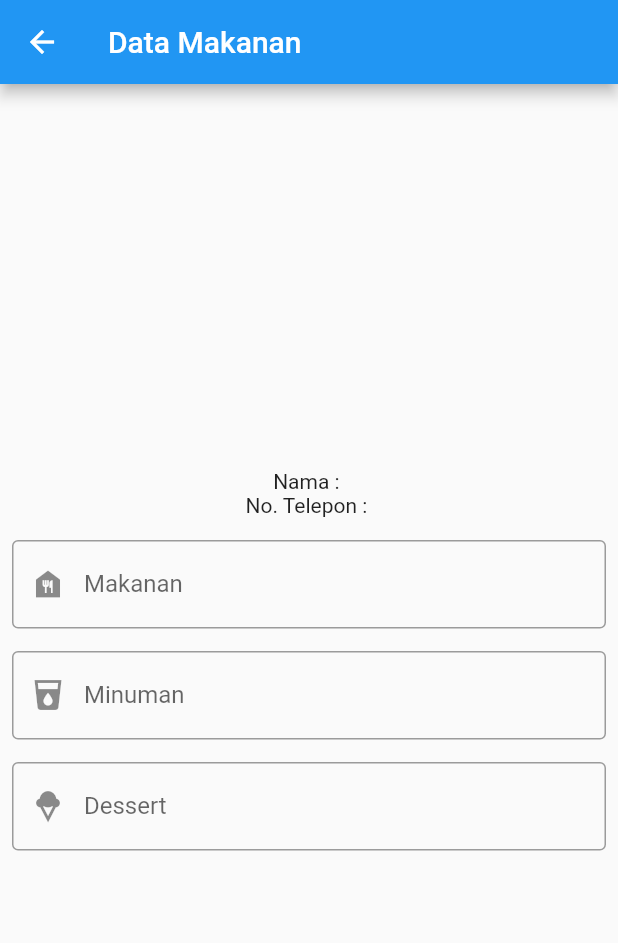
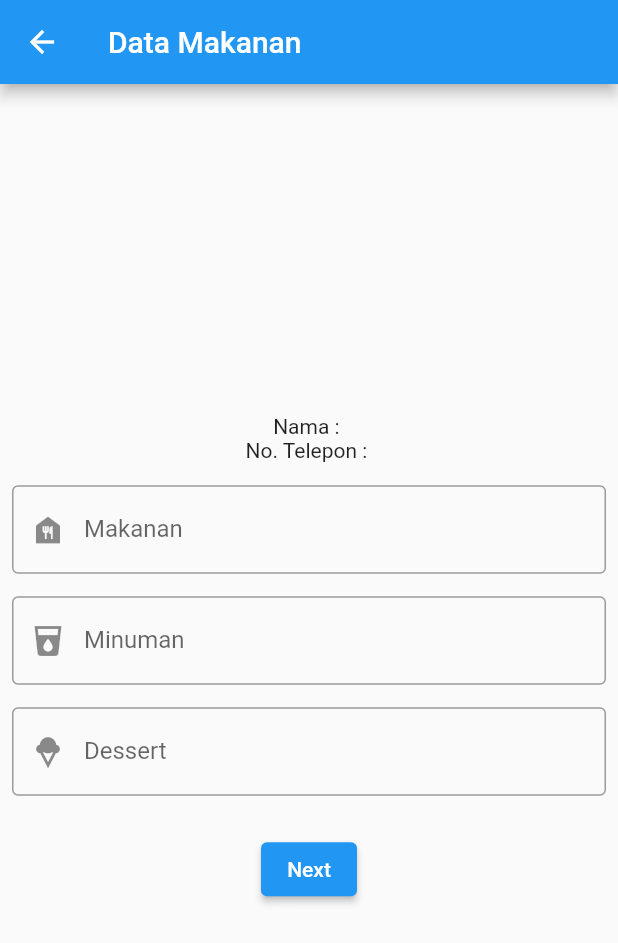
Before and after one commit to sarahannata/FaseOne_139, a Flutter app: the MakananScreen screen opened directly with empty values, on a phone screen of 412 x 824 dp. Shown: the top 943 px of the screen. Run offline on Flutter 3.47's test engine with Material 2 defaults, Android fonts, the phone set to English and light mode, and no system bars; network calls fail.

Commit message:
membuat detail makanan

```diff
--- /dev/null
+++ b/lib/widget/footermakanan_widget.dart
@@ -0,0 +1,22 @@
+import 'package:flutter/material.dart';
+import 'package:flutter/src/widgets/framework.dart';
+import 'package:flutter/src/widgets/placeholder.dart';
+
+class FooterMakanan extends StatelessWidget {
+  FooterMakanan({super.key, required this.onPressedFooterMakanan});
+
+  final VoidCallback onPressedFooterMakanan;
+
+  @override
+  Widget build(BuildContext context) {
+    return Column(
+      children: [
+        SizedBox(
+          height: 25,
+        ),
+        ElevatedButton(
+            onPressed: onPressedFooterMakanan, child: const Text("Next")),
+      ],
+    );
+  }
+}
```
Also changed, not shown: lib/screen/datamakanan_screen.dart (+17 -1 lines), lib/screen/detailform_screen.dart (+57 -0 lines).
